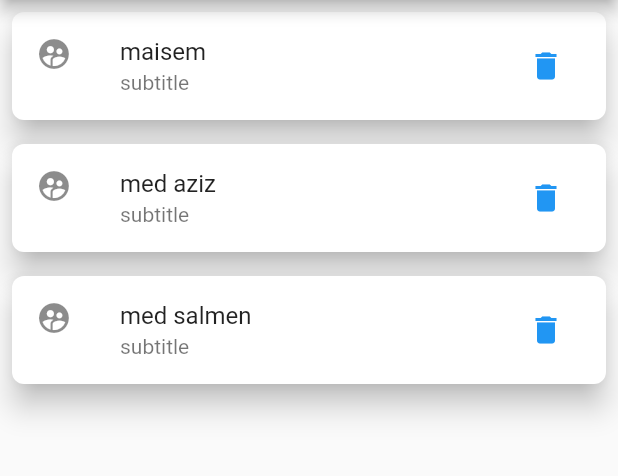
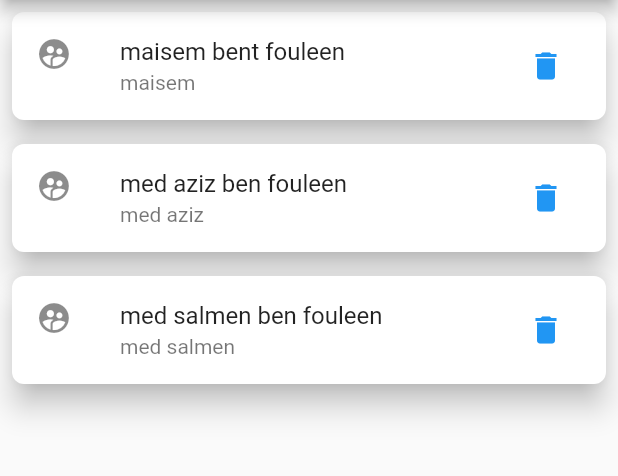
Before and after one commit to med363/user-http-flutter, a Flutter app: the screen it shows after launch, on a phone screen of 412 x 824 dp, the part 84-560 px from its top. Run offline on Flutter 3.47's test engine with Material 2 defaults, Android fonts, the phone set to English and light mode, and no system bars.

Commit message:
ajout users with class user

```diff
--- a/lib/main.dart
+++ b/lib/main.dart
@@ -13,6 +13,17 @@ void main(){
       ));
 
 }
+/*add class user contain all information about it*/
+class User{
+  /*declare les attributs*/
+  String fullname,username,imageUrl;
+  /*constructor*/
+  User(
+      this.fullname,
+      this.imageUrl,
+      this.username
+      );
+}
 
 class MyApp extends StatefulWidget {
   const MyApp({Key? key}) : super(key: key);
@@ -22,14 +33,21 @@ class MyApp extends StatefulWidget {
 }
 
 class _MyAppState extends State<MyApp> {
+
   List users = [];
 
   @override
   void initState(){
-    users = [
+    /*users = [
       'maisem',
       'med aziz',
       'med salmen'
+    ];*/
+    /*declare list of various users*/
+    users = [
+      User('maisem bent fouleen', '', 'maisem'),
+      User('med aziz ben fouleen', '', 'med aziz'),
+      User('med salmen ben fouleen', '', 'med salmen')
     ];
     super.initState() ;
 
@@ -40,7 +58,8 @@ class _MyAppState extends State<MyApp> {
         title: Text("list of users"),
       ),
       body: ListView.builder(itemCount: users.length,itemBuilder: (BuildContext context,int index){
-        return Dismissible(key:Key(users[index]),
+        /*declare qui va affiche fullname ou bien username*/
+        return Dismissible(key:Key(users[index].fullname),
           background: Container(
             alignment: AlignmentDirectional.centerEnd,
             color: Colors.red,
@@ -56,11 +75,12 @@ class _MyAppState extends State<MyApp> {
             shadowColor: Colors.black,
             margin: EdgeInsets.all(8),
             shape:RoundedRectangleBorder( borderRadius: BorderRadius.circular(8)),
-            child: ListTile(title:Text(users[index]),
+            /*declare qui va affiche fullname ou bien username*/
+            child: ListTile(title:Text(users[index].fullname),
               trailing: IconButton(icon: Icon(Icons.delete,color: Colors.blue,),onPressed: ()=>{
                 setState(()=>users.removeAt(index))
               },),
-              subtitle: Text('subtitle'),
+              subtitle: Text(users[index].username),
               leading:Icon(Icons.supervised_user_circle),
             ),
 
```
